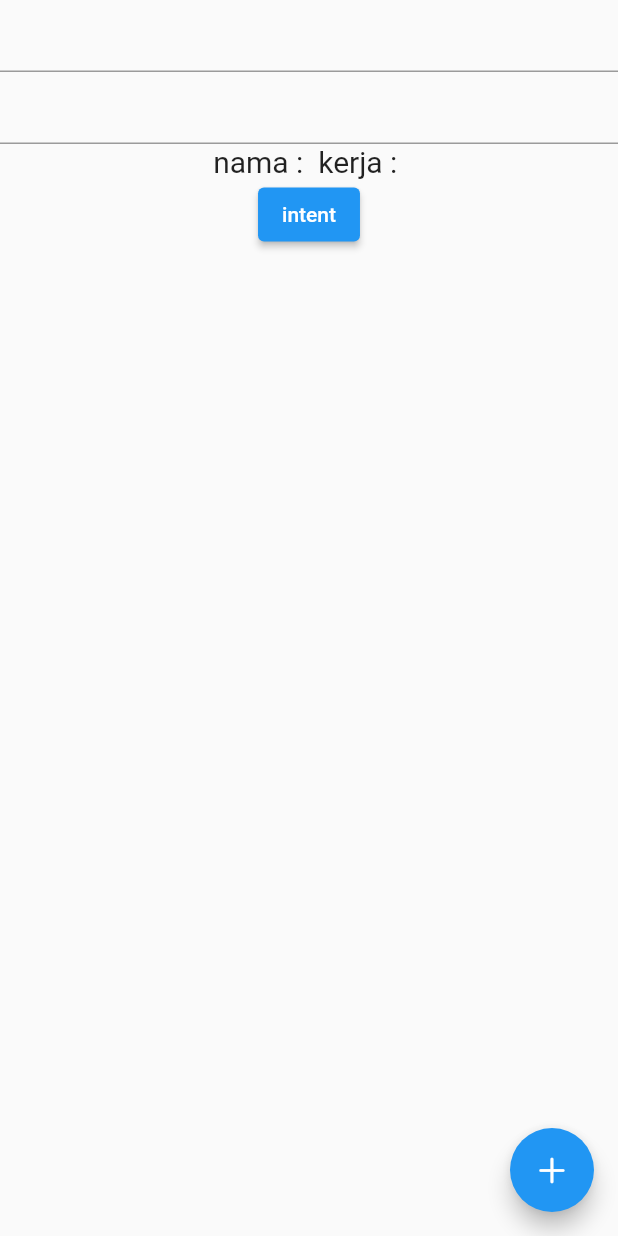
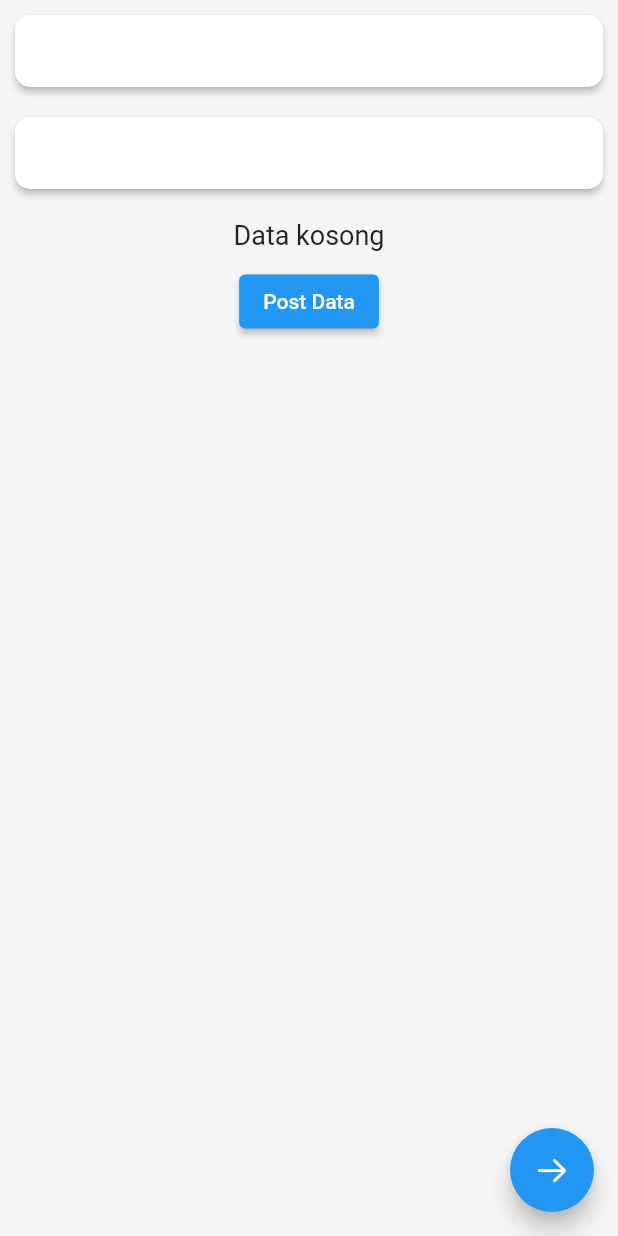
Before and after one commit to Adhasetiawan/GetX_StateManagement, a Flutter app: the screen it shows after launch, on a phone screen of 412 x 824 dp. Run offline on Flutter 3.47's test engine with Material 2 defaults, Android fonts, the phone set to English and light mode, and no system bars; our stand-ins replace flutter_screenutil, get.

Commit message:
Update kecil di ui

```diff
--- a/lib/pages/homePage.dart
+++ b/lib/pages/homePage.dart
@@ -10,28 +10,58 @@ class homePage extends GetView<homeController>{
   @override
   Widget build(BuildContext context) => Scaffold(
     floatingActionButton: FloatingActionButton(
-      onPressed: () => controller.postData(),
-      child: Icon(CupertinoIcons.add),
+      onPressed: () => Get.toNamed(Routes.SEC_INITIAL),
+      child: Icon(CupertinoIcons.arrow_right),
     ),
-    body: SafeArea(
+    body: Stack(
+      children: <Widget>[
+        Container(
+          color: Color(0xfff5f5f5),
+        ),
+        SafeArea(
           child: Column(
             children: <Widget>[
               Center(
+                child: Card(
+                  margin: EdgeInsets.all(10),
+                  shape: RoundedRectangleBorder(
+                    borderRadius: BorderRadius.circular(10)
+                  ),
+                  elevation: 2,
                   child: TextField(
                     controller: controller.edtName,
+                    decoration: InputDecoration(
+                      border: InputBorder.none
+                    ),
+                  ),
                 ),
               ),
               Center(
+                child: Card(
+                  margin: EdgeInsets.all(10),
+                  shape: RoundedRectangleBorder(
+                    borderRadius: BorderRadius.circular(10)
+                  ),
+                  elevation: 2,
                   child: TextField(
                     controller: controller.edtJob,
+                    decoration: InputDecoration(
+                      border: InputBorder.none
                     ),
                   ),
-          Center(
-            child: Obx(() => Text('nama : ${controller.nama} kerja : ${controller.job}', style: TextStyle(fontSize: 20),)),
                 ),
-          ElevatedButton(onPressed: ()=> Get.toNamed(Routes.SEC_INITIAL), child: Text('intent'),)
+              ),
+              Container(
+                margin: EdgeInsets.all(10),
+                child: Center(
+                  child: Obx(() => Text((controller.nama == '' && controller.job == '') ? 'Data kosong' : 'Nama saya ${controller.nama} dan saya adalah seorang ${controller.nama}', style: TextStyle(fontSize: 18), textAlign: TextAlign.center,)),
+                ),
+              ),
+              ElevatedButton(onPressed: ()=> controller.postData(), child: Text('Post Data'),)
             ],
           ),
+        )
+      ],
     ),
   );
 }
```
Also changed, not shown: lib/pages/secondCount.dart (+21 -6 lines). Lines whose indentation alone changed are shown as unchanged.
